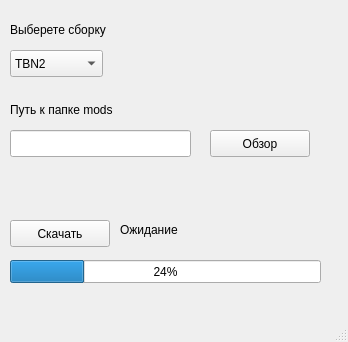
Before: the Qt Designer form design/main.ui in JohnTheCoolingFan/MCModBulkUpdater, drawn with Qt 5.
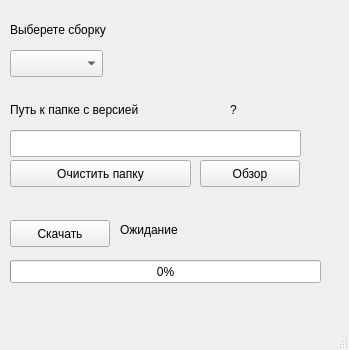
After: the same form once the commit is applied.

Commit message: delite glob

Diff of the .ui file:
```diff
--- a/design/main.ui
+++ b/design/main.ui
@@ -6,8 +6,8 @@
    <rect>
     <x>0</x>
     <y>0</y>
-    <width>348</width>
-    <height>342</height>
+    <width>349</width>
+    <height>350</height>
    </rect>
   </property>
   <property name="windowTitle">
@@ -24,7 +24,7 @@
      </rect>
     </property>
     <property name="value">
-     <number>24</number>
+     <number>0</number>
     </property>
    </widget>
    <widget class="QComboBox" name="comboBoxServer">
@@ -36,21 +36,6 @@
       <height>27</height>
      </rect>
     </property>
-    <item>
-     <property name="text">
-      <string>TBN2</string>
-     </property>
-    </item>
-    <item>
-     <property name="text">
-      <string>WNS</string>
-     </property>
-    </item>
-    <item>
-     <property name="text">
-      <string>MSS</string>
-     </property>
-    </item>
    </widget>
    <widget class="QLabel" name="label">
     <property name="geometry">
@@ -70,7 +55,7 @@
      <rect>
       <x>10</x>
       <y>130</y>
-      <width>181</width>
+      <width>291</width>
       <height>27</height>
      </rect>
     </property>
@@ -80,19 +65,19 @@
      <rect>
       <x>10</x>
       <y>100</y>
-      <width>181</width>
+      <width>211</width>
       <height>19</height>
      </rect>
     </property>
     <property name="text">
-     <string>Путь к папке mods</string>
+     <string>Путь к папке c версией</string>
     </property>
    </widget>
    <widget class="QPushButton" name="pushButtonTakePath">
     <property name="geometry">
      <rect>
-      <x>210</x>
-      <y>130</y>
+      <x>200</x>
+      <y>160</y>
       <width>100</width>
       <height>27</height>
      </rect>
@@ -127,6 +112,32 @@
      <string>Ожидание</string>
     </property>
    </widget>
+   <widget class="QPushButton" name="pushButton">
+    <property name="geometry">
+     <rect>
+      <x>10</x>
+      <y>160</y>
+      <width>181</width>
+      <height>27</height>
+     </rect>
+    </property>
+    <property name="text">
+     <string>Очистить папку</string>
+    </property>
+   </widget>
+   <widget class="QLabel" name="labelPathInfo">
+    <property name="geometry">
+     <rect>
+      <x>230</x>
+      <y>100</y>
+      <width>111</width>
+      <height>19</height>
+     </rect>
+    </property>
+    <property name="text">
+     <string>?</string>
+    </property>
+   </widget>
   </widget>
   <widget class="QMenuBar" name="menubar">
    <property name="geometry">
```
Left out of the diff: 2 changed lines with no effect on the pictures. The commit also changes 2 other files.
